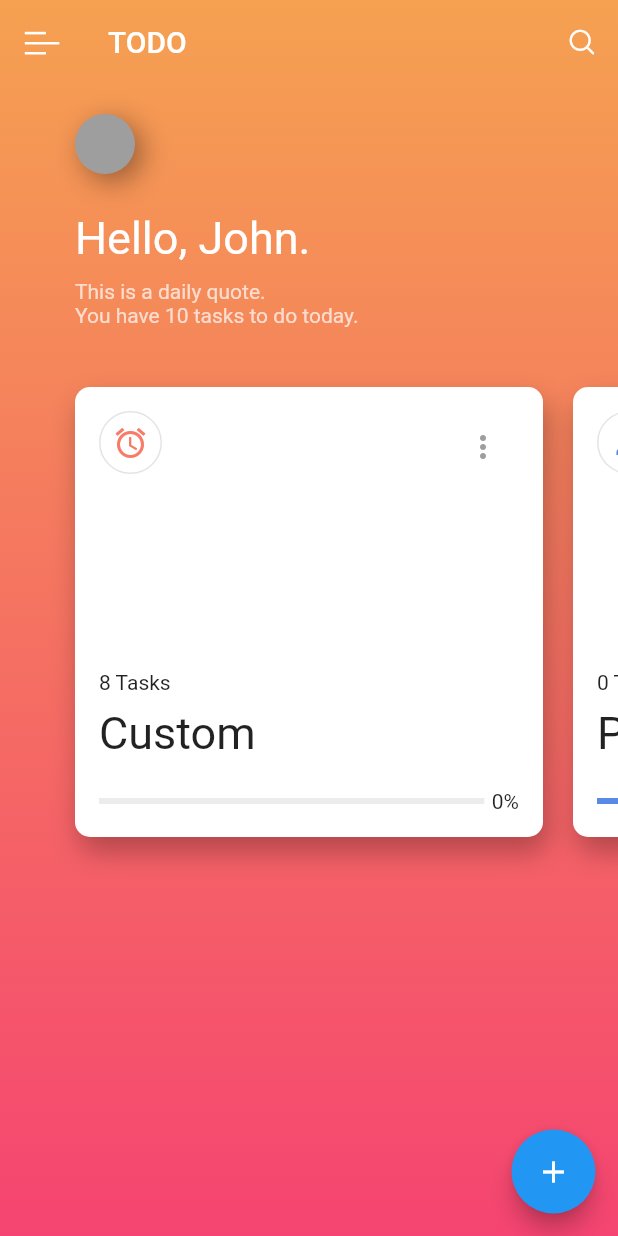
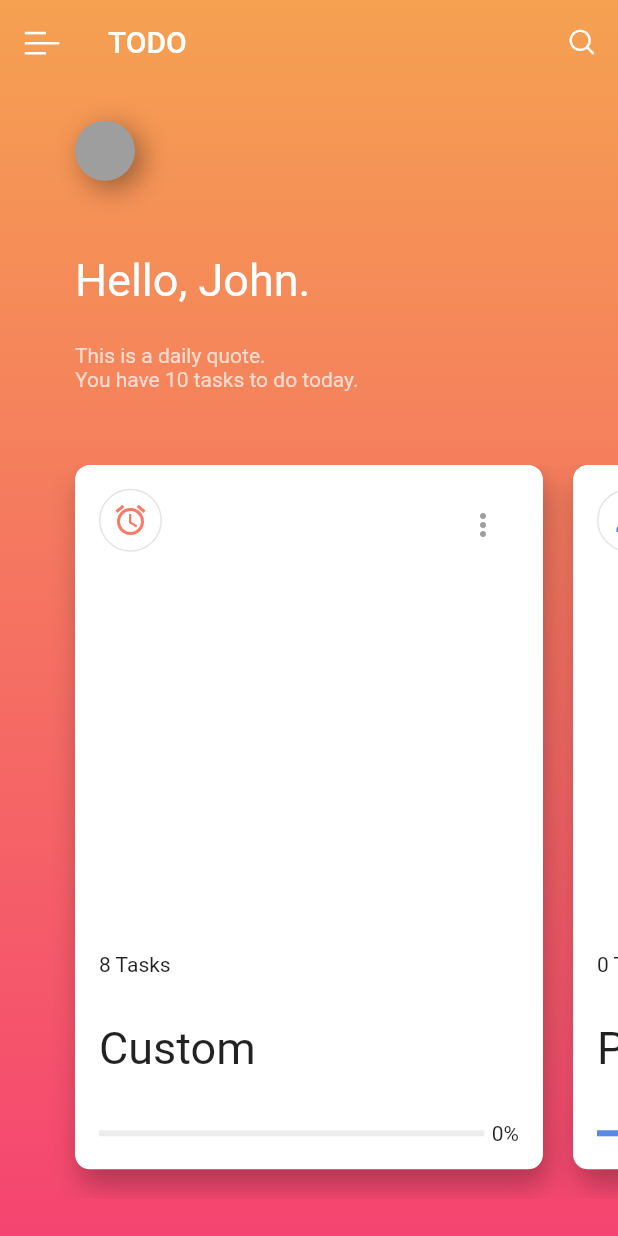
Before and after one commit to MarcL01/FlutterTodo, a Flutter app: the screen it shows after launch, on a phone screen of 412 x 824 dp. Run offline on Flutter 3.47's test engine with Material 2 defaults, Android fonts, the phone set to English and light mode, and no system bars.

Commit message:
Remove Unnecessary const & new

```diff
--- a/lib/CustomIcons.dart
+++ b/lib/CustomIcons.dart
@@ -1,6 +1,6 @@
 import 'package:flutter/material.dart';
 
 class CustomIcons {
-  static const IconData menu = const IconData(0xe901, fontFamily: "CustomFont");
-  static const IconData search = const IconData(0xe900, fontFamily: "CustomFont");
+  static const IconData menu = IconData(0xe901, fontFamily: "CustomFont");
+  static const IconData search = IconData(0xe900, fontFamily: "CustomFont");
 }
--- a/lib/main.dart
+++ b/lib/main.dart
@@ -1,3 +1,5 @@
+import 'dart:async';
+
 import 'package:flutter/material.dart';
 import 'package:flutter/animation.dart';
 import 'package:flutter/rendering.dart';
@@ -25,17 +27,17 @@ class MyApp extends StatelessWidget {
 }
 
 class ColorChoice {
-  const ColorChoice({@required this.primary, @required this.gradient});
+  ColorChoice({@required this.primary, @required this.gradient});
 
   final Color primary;
   final List<Color> gradient;
 }
 
 class ColorChoices {
-  static const List<ColorChoice> choices = [
-    ColorChoice(primary: Color(0xFFF77B67), gradient: [const Color.fromRGBO(245, 68, 113, 1.0), const Color.fromRGBO(245, 161, 81, 1.0)]),
-    ColorChoice(primary: Color(0xFF5A89E6), gradient: [const Color.fromRGBO(77, 85, 225, 1.0), const Color.fromRGBO(93, 167, 231, 1.0)]),
-    ColorChoice(primary: Color(0xFF4EC5AC), gradient: [const Color.fromRGBO(61, 188, 156, 1.0), const Color.fromRGBO(61, 212, 132, 1.0)])
+  static List<ColorChoice> choices = [
+    ColorChoice(primary: Color(0xFFF77B67), gradient: [Color.fromRGBO(245, 68, 113, 1.0), Color.fromRGBO(245, 161, 81, 1.0)]),
+    ColorChoice(primary: Color(0xFF5A89E6), gradient: [Color.fromRGBO(77, 85, 225, 1.0), Color.fromRGBO(93, 167, 231, 1.0)]),
+    ColorChoice(primary: Color(0xFF4EC5AC), gradient: [Color.fromRGBO(61, 188, 156, 1.0), Color.fromRGBO(61, 212, 132, 1.0)])
   ];
 }
 
@@ -129,20 +131,12 @@ class _MyHomePageState extends State<MyHomePage> with TickerProviderStateMixin {
             )
           ],
         ),
-          body: Container(
-            child: Stack(
-              children: <Widget>[
-                Container(
-                  child: Column(
+        body: Column(
           crossAxisAlignment: CrossAxisAlignment.start,
           children: <Widget>[
-                      Container(
-                        padding: const EdgeInsets.only(top: 20.0, bottom: 20.0, left: 50.0, right: 60.0),
-                        child: Column(
-                          crossAxisAlignment: CrossAxisAlignment.start,
-                          children: <Widget>[
+            Spacer(),
             Padding(
-                              padding: const EdgeInsets.only(bottom: 25.0),
+              padding: EdgeInsets.only(left: 50.0),
               child: Container(
                 decoration: BoxDecoration(
                   boxShadow: [BoxShadow(color: Colors.black38, offset: Offset(5.0, 5.0), blurRadius: 15.0)],
@@ -153,31 +147,40 @@ class _MyHomePageState extends State<MyHomePage> with TickerProviderStateMixin {
                 ),
               ),
             ),
+            Spacer(
+              flex: 2,
+            ),
             Padding(
-                              padding: const EdgeInsets.only(bottom: 10.0),
+              padding: EdgeInsets.only(left: 50.0),
               child: Text(
                 "Hello, John.",
                 style: TextStyle(color: Colors.white, fontSize: 30.0),
               ),
             ),
-                            Text(
+            Spacer(),
+            Padding(
+              padding: EdgeInsets.only(left: 50.0),
+              child: Text(
                 "This is a daily quote.",
                 style: TextStyle(color: Colors.white70),
               ),
-                            Text(
+            ),
+            Padding(
+              padding: EdgeInsets.only(left: 50.0),
+              child: Text(
                 "You have 10 tasks to do today.",
                 style: TextStyle(color: Colors.white70),
               ),
-                          ],
             ),
+            Spacer(
+              flex: 2,
             ),
-                      Container(
-                        height: 350.0,
-                        width: _width,
+            Expanded(
+              flex: 20,
               child: ListView.builder(
                 itemBuilder: (context, index) {
                   TodoObject todoObject = todos[index];
-                            EdgeInsets padding = const EdgeInsets.only(left: 10.0, right: 10.0, top: 20.0, bottom: 30.0);
+                  EdgeInsets padding = EdgeInsets.only(left: 10.0, right: 10.0, bottom: 20.0);
 
                   double percentComplete = todoObject.percentComplete();
 
@@ -185,32 +188,10 @@ class _MyHomePageState extends State<MyHomePage> with TickerProviderStateMixin {
                       padding: padding,
                       child: InkWell(
                         onTap: () {
-                                    Navigator.of(context).push(PageRouteBuilder(
-                                        pageBuilder: (BuildContext context, Animation<double> animation, Animation<double> secondaryAnimation) => DetailPage(todoObject: todoObject),
-                                        transitionsBuilder: (
-                                          BuildContext context,
-                                          Animation<double> animation,
-                                          Animation<double> secondaryAnimation,
-                                          Widget child,
-                                        ) {
-                                          return SlideTransition(
-                                            position: Tween<Offset>(
-                                              begin: const Offset(0.0, 1.0),
-                                              end: Offset.zero,
-                                            ).animate(animation),
-                                            child: SlideTransition(
-                                              position: Tween<Offset>(
-                                                begin: Offset.zero,
-                                                end: const Offset(0.0, 1.0),
-                                              ).animate(secondaryAnimation),
-                                              child: child,
-                                            ),
-                                          );
-                                        },
-                                        transitionDuration: const Duration(milliseconds: 1000)));
+                          Navigator.of(context).push(PageRouteBuilder(pageBuilder: (BuildContext context, Animation<double> animation, Animation<double> secondaryAnimation) => DetailPage(todoObject: todoObject), transitionDuration: Duration(milliseconds: 1000)));
                         },
                         child: Container(
-                                      decoration: BoxDecoration(borderRadius: BorderRadius.circular(10.0), boxShadow: [BoxShadow(color: Colors.black.withAlpha(70), offset: const Offset(3.0, 10.0), blurRadius: 15.0)]),
+                            decoration: BoxDecoration(borderRadius: BorderRadius.circular(10.0), boxShadow: [BoxShadow(color: Colors.black.withAlpha(70), offset: Offset(3.0, 10.0), blurRadius: 15.0)]),
                             height: 250.0,
                             child: Stack(
                               children: <Widget>[
@@ -224,33 +205,51 @@ class _MyHomePageState extends State<MyHomePage> with TickerProviderStateMixin {
                                   ),
                                 ),
                                 Padding(
-                                            padding: const EdgeInsets.all(16.0),
+                                  padding: EdgeInsets.all(16.0),
                                   child: Column(
-                                              crossAxisAlignment: CrossAxisAlignment.center,
+                                    crossAxisAlignment: CrossAxisAlignment.start,
                                     mainAxisSize: MainAxisSize.max,
                                     mainAxisAlignment: MainAxisAlignment.center,
                                     children: <Widget>[
                                       Expanded(
+                                        flex: 10,
                                         child: Row(
                                           crossAxisAlignment: CrossAxisAlignment.start,
                                           children: <Widget>[
+                                            Stack(
+                                              children: <Widget>[
+                                                Hero(
+                                                  tag: todoObject.uuid + "_backIcon",
+                                                  child: Material(
+                                                    type: MaterialType.transparency,
+                                                    child: Container(
+                                                      height: 0,
+                                                      width: 0,
+                                                      child: IconButton(
+                                                        icon: Icon(Icons.arrow_back),
+                                                        onPressed: null,
+                                                      ),
+                                                    ),
+                                                  ),
+                                                ),
                                                 Hero(
                                                   tag: todoObject.uuid + "_icon",
                                                   child: Container(
                                                     decoration: BoxDecoration(
+                                                      color: Colors.white,
                                                       shape: BoxShape.circle,
                                                       border: Border.all(color: Colors.grey.withAlpha(70), style: BorderStyle.solid, width: 1.0),
                                                     ),
                                                     child: Padding(
-                                                            padding: const EdgeInsets.all(8.0),
+                                                      padding: EdgeInsets.all(8.0),
                                                       child: Icon(todoObject.icon, color: todoObject.color),
                                                     ),
                                                   ),
                                                 ),
-                                                      Expanded(
-                                                        child: Container(
-                                                            alignment: Alignment.topRight,
-                                                            child: Hero(
+                                              ],
+                                            ),
+                                            Spacer(),
+                                            Hero(
                                               tag: todoObject.uuid + "_more_vert",
                                               child: Material(
                                                 color: Colors.transparent,
@@ -285,16 +284,11 @@ class _MyHomePageState extends State<MyHomePage> with TickerProviderStateMixin {
                                                   },
                                                 ),
                                               ),
-                                                            )),
-                                                      )
+                                            ),
                                           ],
                                         ),
                                       ),
-                                                Padding(
-                                                    padding: const EdgeInsets.only(bottom: 8.0),
-                                                    child: Align(
-                                                        alignment: Alignment.bottomLeft,
-                                                        child: Hero(
+                                      Hero(
                                         tag: todoObject.uuid + "_number_of_tasks",
                                         child: Material(
                                             color: Colors.transparent,
@@ -303,12 +297,9 @@ class _MyHomePageState extends State<MyHomePage> with TickerProviderStateMixin {
                                               style: TextStyle(),
                                               softWrap: false,
                                             )),
-                                                        ))),
-                                                Padding(
-                                                  padding: const EdgeInsets.only(bottom: 20.0),
-                                                  child: Align(
-                                                      alignment: Alignment.bottomLeft,
-                                                      child: Hero(
+                                      ),
+                                      Spacer(),
+                                      Hero(
                                         tag: todoObject.uuid + "_title",
                                         child: Material(
                                           color: Colors.transparent,
@@ -318,11 +309,9 @@ class _MyHomePageState extends State<MyHomePage> with TickerProviderStateMixin {
                                             softWrap: false,
                                           ),
                                         ),
-                                                      )),
                                       ),
-                                                Align(
-                                                    alignment: Alignment.bottomLeft,
-                                                    child: Hero(
+                                      Spacer(),
+                                      Hero(
                                         tag: todoObject.uuid + "_progress_bar",
                                         child: Material(
                                           color: Colors.transparent,
@@ -336,25 +325,13 @@ class _MyHomePageState extends State<MyHomePage> with TickerProviderStateMixin {
                                                 ),
                                               ),
                                               Padding(
-                                                                padding: const EdgeInsets.only(left: 5.0),
+                                                padding: EdgeInsets.only(left: 5.0),
                                                 child: Text((percentComplete * 100).round().toString() + "%"),
                                               )
                                             ],
                                           ),
-                                                        ))),
-                                                Hero(
-                                                  tag: todoObject.uuid + "_just_a_test",
-                                                  child: Material(
-                                                    type: MaterialType.transparency,
-                                                    child: FadeTransition(
-                                                      opacity: AlwaysStoppedAnimation(0.0),
-                                                      child: ScaleTransition(
-                                                        scale: AlwaysStoppedAnimation(0.0),
-                                                        child: Container(),
                                         ),
                                       ),
-                                                  ),
-                                                )
                                     ],
                                   ),
                                 ),
@@ -362,31 +339,18 @@ class _MyHomePageState extends State<MyHomePage> with TickerProviderStateMixin {
                             )),
                       ));
                 },
-                          padding: const EdgeInsets.only(left: 40.0, right: 40.0),
+                padding: EdgeInsets.only(left: 40.0, right: 40.0),
                 scrollDirection: Axis.horizontal,
                 physics: CustomScrollPhysics(),
                 controller: scrollController,
                 itemExtent: _width - 80,
                 itemCount: todos.length,
               ),
-                      )
+            ),
+            Spacer(),
           ],
         ),
       ),
-                Padding(
-                  padding: const EdgeInsets.only(right: 15.0, bottom: 15.0),
-                  child: Align(
-                    alignment: Alignment.bottomRight,
-                    child: FloatingActionButton(
-                      onPressed: () {},
-                      tooltip: 'Increment',
-                      child: Icon(Icons.add),
-                    ),
-                  ),
-                )
-              ],
-            ),
-          )),
     );
   }
 }
@@ -411,11 +375,11 @@ class _DetailPageState extends State<DetailPage> with TickerProviderStateMixin {
 
   @override
   void initState() {
-    scaleAnimation = AnimationController(vsync: this, duration: const Duration(milliseconds: 1000), lowerBound: 0.0, upperBound: 1.0);
+    scaleAnimation = AnimationController(vsync: this, duration: Duration(milliseconds: 1000), lowerBound: 0.0, upperBound: 1.0);
 
     percentComplete = widget.todoObject.percentComplete();
     barPercent = percentComplete;
-    animationBar = AnimationController(vsync: this, duration: const Duration(milliseconds: 100))
+    animationBar = AnimationController(vsync: this, duration: Duration(milliseconds: 100))
       ..addListener(() {
         setState(() {
           barPercent = animT.transform(animationBar.value);
@@ -456,14 +420,19 @@ class _DetailPageState extends State<DetailPage> with TickerProviderStateMixin {
           appBar: AppBar(
             backgroundColor: Colors.transparent,
             elevation: 0.0,
-            leading: IconButton(
-              icon: Icon(
-                Icons.arrow_back,
+            leading: Hero(
+              tag: widget.todoObject.uuid + "_backIcon",
+              child: Material(
+                color: Colors.transparent,
+                type: MaterialType.transparency,
+                child: IconButton(
+                  icon: Icon(Icons.arrow_back),
                   color: Colors.grey,
-              ),
                   onPressed: () {
                     Navigator.of(context).pop();
                   },
+                ),
+              ),
             ),
             actions: <Widget>[
               Hero(
@@ -502,13 +471,13 @@ class _DetailPageState extends State<DetailPage> with TickerProviderStateMixin {
             ],
           ),
           body: Padding(
-            padding: const EdgeInsets.only(left: 40.0, right: 40.0, top: 35.0),
+            padding: EdgeInsets.only(left: 40.0, right: 40.0, top: 35.0),
             child: Column(
               mainAxisAlignment: MainAxisAlignment.start,
               mainAxisSize: MainAxisSize.max,
               children: <Widget>[
                 Padding(
-                  padding: const EdgeInsets.only(bottom: 30.0),
+                  padding: EdgeInsets.only(bottom: 30.0),
                   child: Align(
                     alignment: Alignment.bottomLeft,
                     child: Hero(
@@ -519,7 +488,7 @@ class _DetailPageState extends State<DetailPage> with TickerProviderStateMixin {
                           border: Border.all(color: Colors.grey.withAlpha(70), style: BorderStyle.solid, width: 1.0),
                         ),
                         child: Padding(
-                          padding: const EdgeInsets.all(8.0),
+                          padding: EdgeInsets.all(8.0),
                           child: Icon(
                             widget.todoObject.icon,
                             color: widget.todoObject.color,
@@ -530,7 +499,7 @@ class _DetailPageState extends State<DetailPage> with TickerProviderStateMixin {
                   ),
                 ),
                 Padding(
-                  padding: const EdgeInsets.only(bottom: 12.0),
+                  padding: EdgeInsets.only(bottom: 12.0),
                   child: Align(
                     alignment: Alignment.bottomLeft,
                     child: Hero(
@@ -547,7 +516,7 @@ class _DetailPageState extends State<DetailPage> with TickerProviderStateMixin {
                   ),
                 ),
                 Padding(
-                  padding: const EdgeInsets.only(bottom: 20.0),
+                  padding: EdgeInsets.only(bottom: 20.0),
                   child: Align(
                     alignment: Alignment.bottomLeft,
                     child: Hero(
@@ -564,7 +533,7 @@ class _DetailPageState extends State<DetailPage> with TickerProviderStateMixin {
                   ),
                 ),
                 Padding(
-                  padding: const EdgeInsets.only(bottom: 30.0),
+                  padding: EdgeInsets.only(bottom: 30.0),
                   child: Align(
                     alignment: Alignment.bottomLeft,
                     child: Hero(
@@ -581,7 +550,7 @@ class _DetailPageState extends State<DetailPage> with TickerProviderStateMixin {
                               ),
                             ),
                             Padding(
-                              padding: const EdgeInsets.only(left: 5.0),
+                              padding: EdgeInsets.only(left: 5.0),
                               child: Text((barPercent * 100).round().toString() + "%"),
                             )
                           ],
@@ -600,7 +569,7 @@ class _DetailPageState extends State<DetailPage> with TickerProviderStateMixin {
                         child: ScaleTransition(
                           scale: scaleAnimation,
                           child: ListView.builder(
-                            padding: const EdgeInsets.all(0.0),
+                            padding: EdgeInsets.all(0.0),
                             itemBuilder: (BuildContext context, int index) {
                               DateTime currentDate = widget.todoObject.tasks.keys.toList()[index];
                               DateTime _now = DateTime.now();
@@ -612,7 +581,7 @@ class _DetailPageState extends State<DetailPage> with TickerProviderStateMixin {
                                 dateString = "Previous - " + DateFormat.E().format(currentDate);
                               } else if (currentDate.isAtSameMomentAs(today)) {
                                 dateString = "Today";
-                              } else if (currentDate.isAtSameMomentAs(today.add(const Duration(days: 1)))) {
+                              } else if (currentDate.isAtSameMomentAs(today.add(Duration(days: 1)))) {
                                 dateString = "Tomorrow";
                               } else {
                                 dateString = DateFormat.E().format(currentDate);
--- a/lib/todo.dart
+++ b/lib/todo.dart
@@ -7,11 +7,11 @@ class TodoObject {
   TodoObject(String title, IconData icon) {
     this.title = title;
     this.icon = icon;
-    ColorChoice choice = ColorChoices.choices[new Random().nextInt(ColorChoices.choices.length)];
+    ColorChoice choice = ColorChoices.choices[Random().nextInt(ColorChoices.choices.length)];
     this.color = choice.primary;
     this.gradient = LinearGradient(colors: choice.gradient, begin: Alignment.bottomCenter, end: Alignment.topCenter);
-    tasks = new Map<DateTime, List<TaskObject>>();
-    this.uuid = new Uuid().v1();
+    tasks = Map<DateTime, List<TaskObject>>();
+    this.uuid = Uuid().v1();
   }
 
   TodoObject.import(String uuidS, String title, int sortID, ColorChoice color, IconData icon, Map<DateTime, List<TaskObject>> tasks) {
```
Also changed, not shown: lib/CustomAppBar.dart (+34 -34 lines), lib/CustomCheckboxTile.dart (+40 -57 lines), 1 other file. Lines whose indentation alone changed are shown as unchanged.
